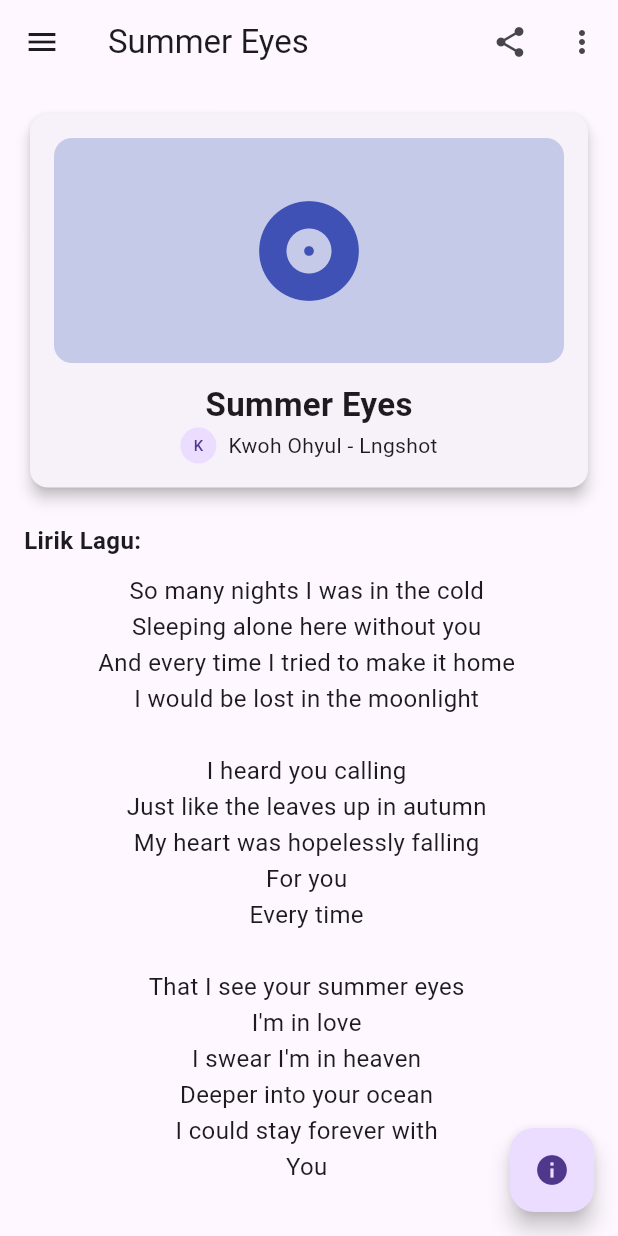
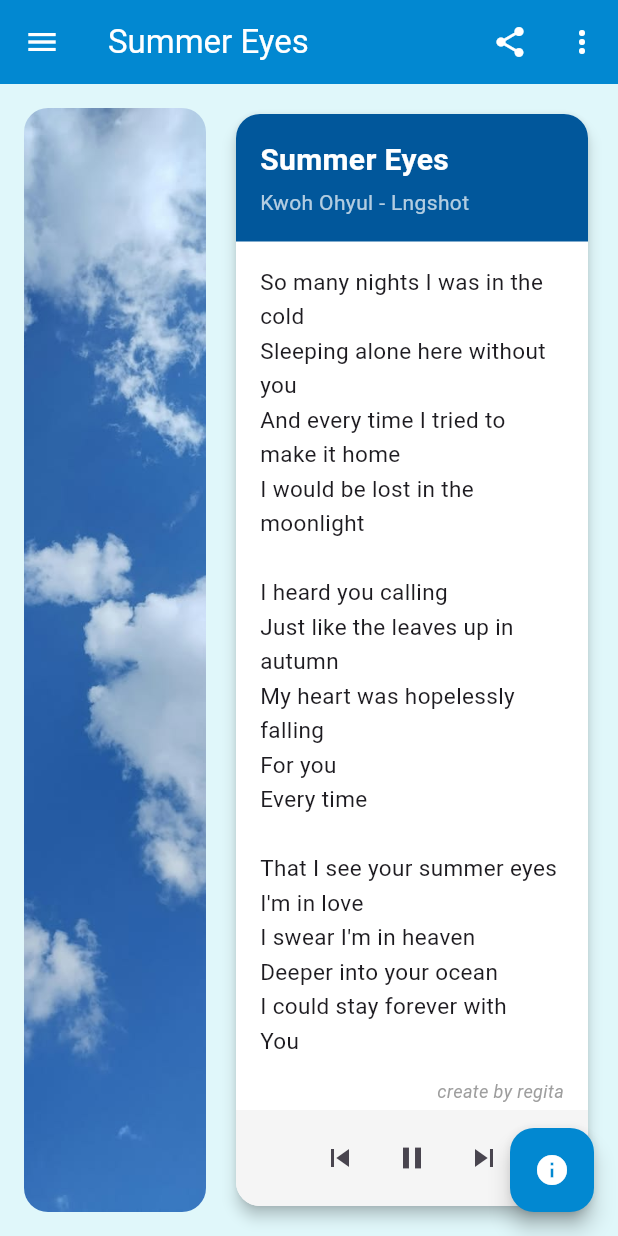
Before and after one commit to eternitvy/PenMob_26, a Flutter app: the screen it shows after launch, on a phone screen of 412 x 824 dp. Run offline on Flutter 3.47's test engine with Material 3 defaults, Android fonts, the phone set to English and light mode, and no system bars.

Commit message:
Membuat web mobile lirik lagu

```diff
--- a/Minggu_2/newflutter/lib/main.dart
+++ b/Minggu_2/newflutter/lib/main.dart
@@ -14,6 +14,9 @@ class Regita extends StatelessWidget {
   Widget build(BuildContext context) {
     return MaterialApp(
       debugShowCheckedModeBanner: false,
+      theme: ThemeData(
+        scaffoldBackgroundColor: const Color(0xFFE0F7FA), // Warna Baby Blue
+      ),
       home: LirikDetailPage(),
     );
   }
@@ -48,7 +51,9 @@ class LirikDetailPage extends StatelessWidget {
     return SafeArea(
       child: Scaffold(
         appBar: AppBar(
-          title: Text(liriklagu1.judul),
+          backgroundColor: const Color(0xFF0288D1), // Biru lebih tua
+          title: Text(liriklagu1.judul, style: const TextStyle(color: Colors.white)),
+          iconTheme: const IconThemeData(color: Colors.white),
           actions: [
             IconButton(
               icon: const Icon(Icons.share),
@@ -78,72 +83,148 @@ class LirikDetailPage extends StatelessWidget {
             ],
           ),
         ),
-        body: Scrollbar(
-          child: SingleChildScrollView(
+        body: Padding(
           padding: const EdgeInsets.all(16.0),
+          child: Row(
+            crossAxisAlignment: CrossAxisAlignment.stretch,
+            children: [
+              // ==================== KOLOM KIRI: FULL FOTO ====================
+              Expanded(
+                flex: 1,
+                child: ClipRRect(
+                  borderRadius: BorderRadius.circular(16),
+                  child: Image.asset(
+                    'assets/image/langit.jpg',
+                    fit: BoxFit.cover,
+                    errorBuilder: (context, error, stackTrace) {
+                      return Container(
+                        color: Colors.indigo.shade200,
+                        child: const Center(
                           child: Column(
+                            mainAxisAlignment: MainAxisAlignment.center,
                             children: [
-                Card(
-                  elevation: 4,
-                  child: Padding(
-                    padding: const EdgeInsets.all(16.0),
-                    child: Column(
-                      children: [
-                        ClipRRect(
-                          borderRadius: BorderRadius.circular(12),
-                          child: Container(
-                            height: 150,
-                            color: Colors.indigo.shade100,
-                            child: const Center(
-                              child: Icon(Icons.album, size: 80, color: Colors.indigo),
+                              Icon(Icons.broken_image, size: 80, color: Colors.white),
+                              SizedBox(height: 8),
+                              Text(
+                                'Gambar tidak ditemukan',
+                                style: TextStyle(color: Colors.white, fontSize: 12),
+                              ),
+                            ],
+                          ),
+                        ),
+                      );
+                    },
                   ),
                 ),
               ),
-                        const SizedBox(height: 12),
-                        Hero(
-                          tag: 'title',
-                          child: Material(
-                            color: Colors.transparent,
-                            child: Text(
+              const SizedBox(width: 16),
+
+              // ==================== KOLOM KANAN: LIRIK & KONTROL ====================
+              Expanded(
+                flex: 2,
+                child: Card(
+                  elevation: 4,
+                  color: Colors.white,
+                  shape: RoundedRectangleBorder(
+                    borderRadius: BorderRadius.circular(16),
+                  ),
+                  child: Column(
+                    crossAxisAlignment: CrossAxisAlignment.stretch,
+                    children: [
+                      // Header di Kolom Kanan (Warna Biru Tua)
+                      Container(
+                        padding: const EdgeInsets.all(16.0),
+                        decoration: const BoxDecoration(
+                          color: Color(0xFF01579B), // Biru lebih tua dari background
+                          borderRadius: BorderRadius.vertical(top: Radius.circular(16)),
+                        ),
+                        child: Column(
+                          crossAxisAlignment: CrossAxisAlignment.start,
+                          children: [
+                            Text(
                               liriklagu1.judul,
-                              style: const TextStyle(fontSize: 22, fontWeight: FontWeight.bold),
+                              style: const TextStyle(
+                                fontSize: 20,
+                                fontWeight: FontWeight.bold,
+                                color: Colors.white,
+                              ),
+                            ),
+                            const SizedBox(height: 4),
+                            Text(
+                              liriklagu1.penyanyi,
+                              style: const TextStyle(
+                                fontSize: 14,
+                                color: Colors.white70,
+                              ),
+                            ),
+                          ],
+                        ),
+                      ),
+
+                      // Isi Lirik (Rata Kiri / Left Align)
+                      Expanded(
+                        child: Scrollbar(
+                          child: SingleChildScrollView(
+                            padding: const EdgeInsets.all(16.0),
+                            child: SelectableText(
+                              liriklagu1.isiLirik,
+                              textAlign: TextAlign.left, // Text rata kiri
+                              style: const TextStyle(fontSize: 15, height: 1.5),
                             ),
                           ),
                         ),
-                        Row(
+                      ),
+
+                      // Watermark (Align Right)
+                      const Padding(
+                        padding: EdgeInsets.symmetric(horizontal: 16.0, vertical: 4.0),
+                        child: Align(
+                          alignment: Alignment.centerRight,
+                          child: Text(
+                            'create by regita',
+                            style: TextStyle(
+                              fontSize: 12,
+                              fontStyle: FontStyle.italic,
+                              color: Colors.grey,
+                            ),
+                          ),
+                        ),
+                      ),
+
+                      // Tombol Kontrol: Previous, Pause, Next di Paling Bawah
+                      Container(
+                        padding: const EdgeInsets.symmetric(vertical: 8.0, horizontal: 16.0),
+                        decoration: BoxDecoration(
+                          color: Colors.grey.shade100,
+                          borderRadius: const BorderRadius.vertical(bottom: Radius.circular(16)),
+                        ),
+                        child: Row(
                           mainAxisAlignment: MainAxisAlignment.center,
                           children: [
-                            const CircleAvatar(
-                              radius: 12,
-                              child: Text('K', style: TextStyle(fontSize: 10)),
+                            IconButton(
+                              icon: const Icon(Icons.skip_previous),
+                              onPressed: () {},
                             ),
-                            const SizedBox(width: 8),
-                            Text(liriklagu1.penyanyi),
+                            IconButton(
+                              icon: const Icon(Icons.pause),
+                              onPressed: () {},
+                            ),
+                            IconButton(
+                              icon: const Icon(Icons.skip_next),
+                              onPressed: () {},
+                            ),
                           ],
+                        ),
                       ),
                     ],
                   ),
                 ),
               ),
-                const SizedBox(height: 20),
-                Align(
-                  alignment: Alignment.centerLeft,
-                  child: const Text(
-                    'Lirik Lagu:',
-                    style: TextStyle(fontWeight: FontWeight.bold, fontSize: 16),
-                  ),
-                ),
-                const SizedBox(height: 10),
-                SelectableText(
-                  liriklagu1.isiLirik,
-                  textAlign: TextAlign.center,
-                  style: const TextStyle(fontSize: 16, height: 1.5),
-                ),
             ],
           ),
         ),
-        ),
         floatingActionButton: FloatingActionButton(
+          backgroundColor: const Color(0xFF0288D1),
           onPressed: () {
             showModalBottomSheet(
               context: context,
@@ -163,7 +244,7 @@ class LirikDetailPage extends StatelessWidget {
               ),
             );
           },
-          child: const Icon(Icons.info),
+          child: const Icon(Icons.info, color: Colors.white),
         ),
       ),
     );
--- a/Minggu_2/newflutter/pubspec.yaml
+++ b/Minggu_2/newflutter/pubspec.yaml
@@ -58,9 +58,8 @@ flutter:
   uses-material-design: true
 
   # To add assets to your application, add an assets section, like this:
-  # assets:
-  #   - images/a_dot_burr.jpeg
-  #   - images/a_dot_ham.jpeg
+  assets:
+    - assets/image/langit.jpg
 
   # An image asset can refer to one or more resolution-specific "variants", see
   # https://flutter.dev/to/resolution-aware-images
```
Also changed, not shown: Minggu_2/newflutter/assets/image/langit.jpg (added), 1 other file. Lines whose indentation alone changed are shown as unchanged.
